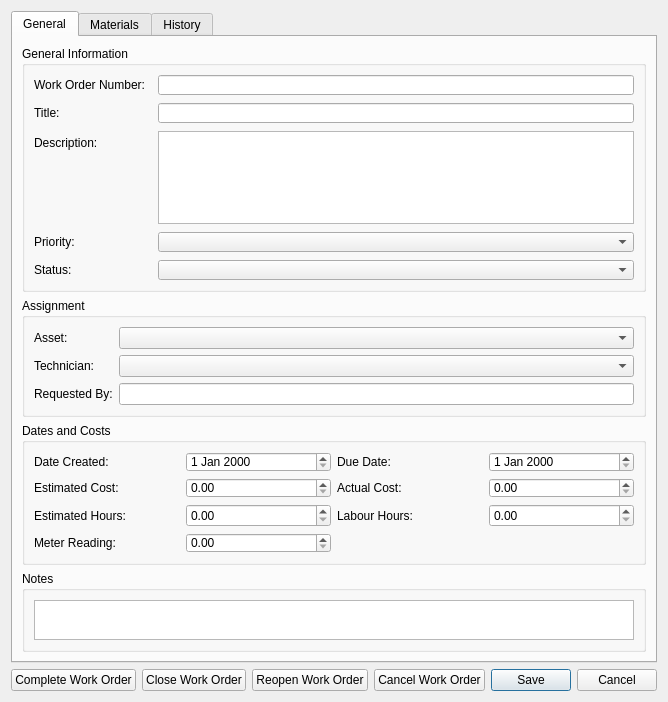
This is app/ui/forms/add_work_order.ui in Apie-dup/MaintenanceSystem as Qt 5 draws it before an edit. The edited form follows.
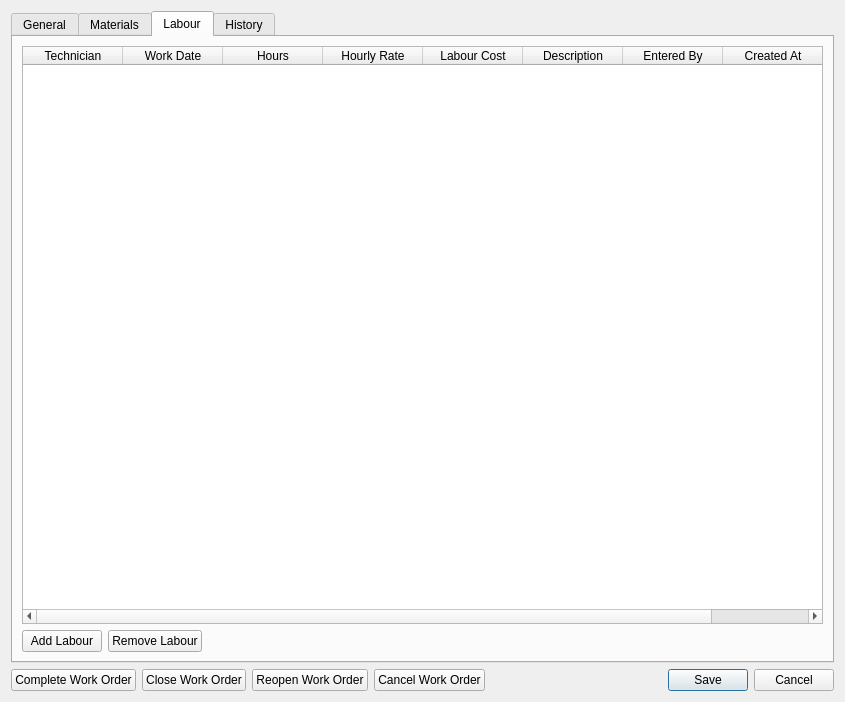
This is the edited form. The open tabs and pages were chosen to show the change.

Commit message: Add work order labour tracking and report integration

```diff
--- a/app/ui/forms/add_work_order.ui
+++ b/app/ui/forms/add_work_order.ui
@@ -6,7 +6,7 @@
    <rect>
     <x>0</x>
     <y>0</y>
-    <width>600</width>
+    <width>845</width>
     <height>702</height>
    </rect>
   </property>
@@ -446,7 +446,89 @@
        </item>
       </layout>
      </widget>
-     <widget class="QWidget" name="History">
+     <widget class="QWidget" name="tabLabour">
+      <attribute name="title">
+       <string>Labour</string>
+      </attribute>
+      <layout class="QVBoxLayout" name="verticalLayout_7">
+       <item>
+        <widget class="QTableWidget" name="tblLabour">
+         <column>
+          <property name="text">
+           <string>Technician</string>
+          </property>
+         </column>
+         <column>
+          <property name="text">
+           <string>Work Date</string>
+          </property>
+         </column>
+         <column>
+          <property name="text">
+           <string>Hours</string>
+          </property>
+         </column>
+         <column>
+          <property name="text">
+           <string>Hourly Rate</string>
+          </property>
+         </column>
+         <column>
+          <property name="text">
+           <string>Labour Cost</string>
+          </property>
+         </column>
+         <column>
+          <property name="text">
+           <string>Description</string>
+          </property>
+         </column>
+         <column>
+          <property name="text">
+           <string>Entered By</string>
+          </property>
+         </column>
+         <column>
+          <property name="text">
+           <string>Created At</string>
+          </property>
+         </column>
+        </widget>
+       </item>
+       <item>
+        <layout class="QHBoxLayout" name="horizontalLayout_3">
+         <item>
+          <widget class="QPushButton" name="btnAddLabour">
+           <property name="text">
+            <string>Add Labour</string>
+           </property>
+          </widget>
+         </item>
+         <item>
+          <widget class="QPushButton" name="btnRemoveLabour">
+           <property name="text">
+            <string>Remove Labour</string>
+           </property>
+          </widget>
+         </item>
+         <item>
+          <spacer name="horizontalSpacer_2">
+           <property name="orientation">
+            <enum>Qt::Orientation::Horizontal</enum>
+           </property>
+           <property name="sizeHint" stdset="0">
+            <size>
+             <width>40</width>
+             <height>20</height>
+            </size>
+           </property>
+          </spacer>
+         </item>
+        </layout>
+       </item>
+      </layout>
+     </widget>
+     <widget class="QWidget" name="tabHistory">
       <attribute name="title">
        <string>History</string>
       </attribute>
```
Left out of the diff: 4 changed lines with no effect on the pictures. The commit also changes 12 other files.
